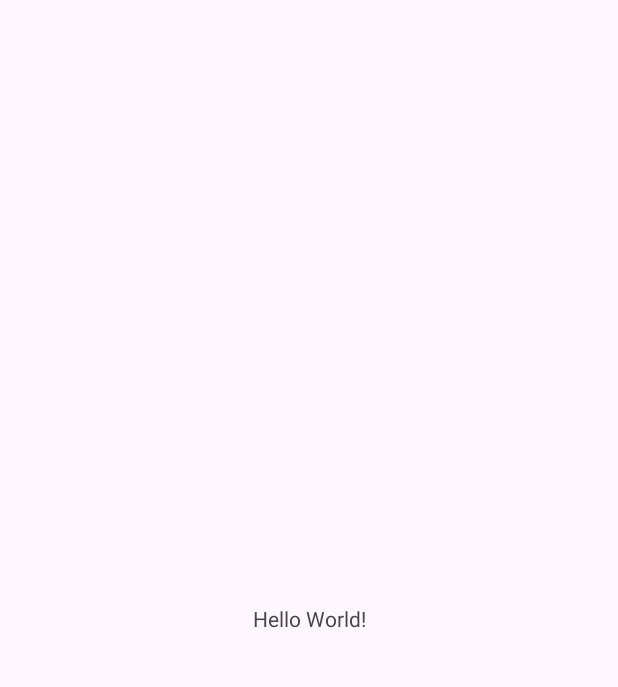
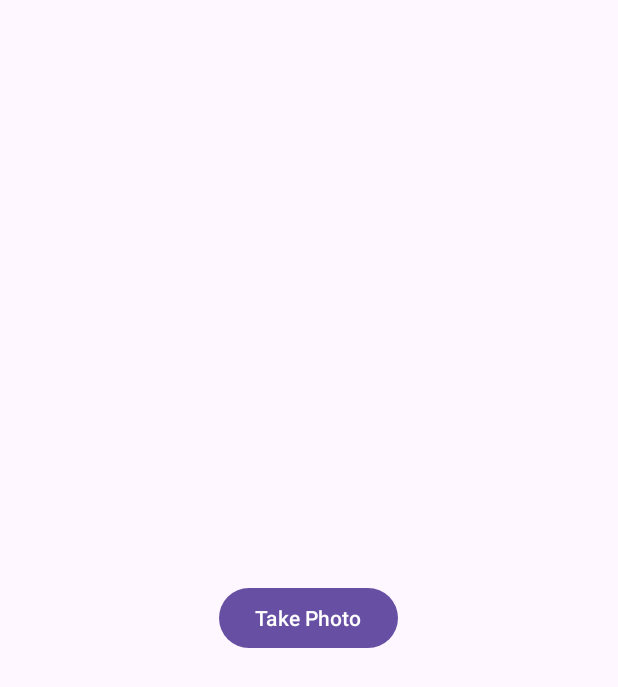
Before and after one commit to S-IR/SS-project, an Android app: the screen it shows after launch (MainActivity), on a phone screen of 412 x 824 dp. Before the commit the part shown is almost empty. Shown: the top 687 px of the screen. Run offline under Robolectric (Android 15) with nearby library versions, the phone set to English and light mode, and no system bars.

Commit message:
added a button

```diff
--- a/app/src/main/AndroidManifest.xml
+++ b/app/src/main/AndroidManifest.xml
@@ -1,8 +1,13 @@
 <?xml version="1.0" encoding="utf-8"?>
 <manifest xmlns:android="http://schemas.android.com/apk/res/android"
     xmlns:tools="http://schemas.android.com/tools">
+    <uses-permission android:name="android.permission.CAMERA"/>
+    <uses-permission android:name="android.permission.INTERNET"/>
+    <uses-permission android:name="android.permission.WRITE_EXTERNAL_STORAGE"/>
 
     <application
+
+
         android:allowBackup="true"
         android:dataExtractionRules="@xml/data_extraction_rules"
         android:fullBackupContent="@xml/backup_rules"
--- a/app/src/main/java/com/example/myapplication/MainActivity.kt
+++ b/app/src/main/java/com/example/myapplication/MainActivity.kt
@@ -1,20 +1,18 @@
 package com.example.myapplication
 
 import android.os.Bundle
-import androidx.activity.enableEdgeToEdge
+import android.widget.Button // ADD THIS IMPORT
+import android.widget.Toast
 import androidx.appcompat.app.AppCompatActivity
-import androidx.core.view.ViewCompat
-import androidx.core.view.WindowInsetsCompat
 
 class MainActivity : AppCompatActivity() {
     override fun onCreate(savedInstanceState: Bundle?) {
         super.onCreate(savedInstanceState)
-        enableEdgeToEdge()
-        setContentView(R.layout.activity_main)
-        ViewCompat.setOnApplyWindowInsetsListener(findViewById(R.id.main)) { v, insets ->
-            val systemBars = insets.getInsets(WindowInsetsCompat.Type.systemBars())
-            v.setPadding(systemBars.left, systemBars.top, systemBars.right, systemBars.bottom)
-            insets
+        setContentView(R.layout.activity_camera)
+
+        val captureButton = findViewById<Button>(R.id.captureButton)
+        captureButton.setOnClickListener {
+            Toast.makeText(this, "Camera works!", Toast.LENGTH_SHORT).show()
         }
     }
 }
--- /dev/null
+++ b/app/src/main/res/layout/activity_camera.xml
@@ -0,0 +1,14 @@
+<?xml version="1.0" encoding="utf-8"?>
+<LinearLayout
+    xmlns:android="http://schemas.android.com/apk/res/android"
+    android:layout_width="match_parent"
+    android:layout_height="match_parent"
+    android:gravity="center">
+
+    <Button
+ android:id="@+id/captureButton"
+        android:layout_width="wrap_content"
+        android:layout_height="wrap_content"
+        android:text="Take Photo"/>
+
+</LinearLayout>
--- a/app/src/main/res/layout/activity_main.xml
+++ /dev/null
@@ -1,19 +0,0 @@
-<?xml version="1.0" encoding="utf-8"?>
-<androidx.constraintlayout.widget.ConstraintLayout xmlns:android="http://schemas.android.com/apk/res/android"
-    xmlns:app="http://schemas.android.com/apk/res-auto"
-    xmlns:tools="http://schemas.android.com/tools"
-    android:id="@+id/main"
-    android:layout_width="match_parent"
-    android:layout_height="match_parent"
-    tools:context=".MainActivity">
-
-    <TextView
-        android:layout_width="wrap_content"
-        android:layout_height="wrap_content"
-        android:text="Hello World!"
-        app:layout_constraintBottom_toBottomOf="parent"
-        app:layout_constraintEnd_toEndOf="parent"
-        app:layout_constraintStart_toStartOf="parent"
-        app:layout_constraintTop_toTopOf="parent" />
-
-</androidx.constraintlayout.widget.ConstraintLayout>
```
Also changed, not shown: app/build.gradle.kts (+29 -2 lines), app/src/main/cpp/CMakeLists.txt (added, +10 -0 lines), 1 other file.
